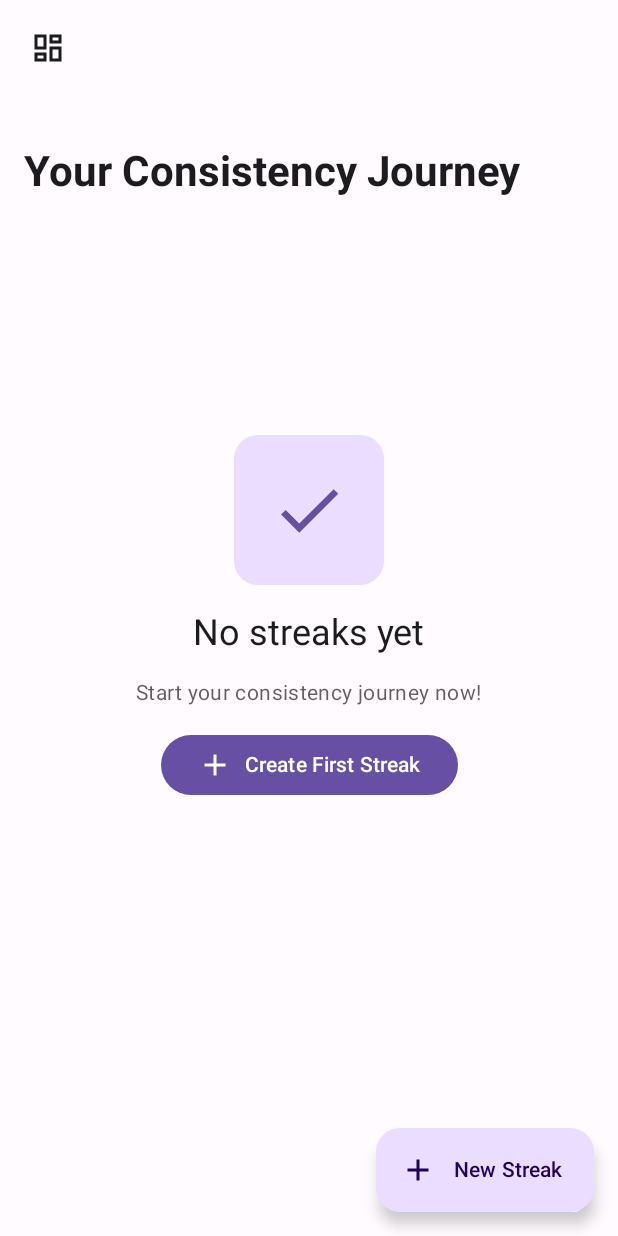
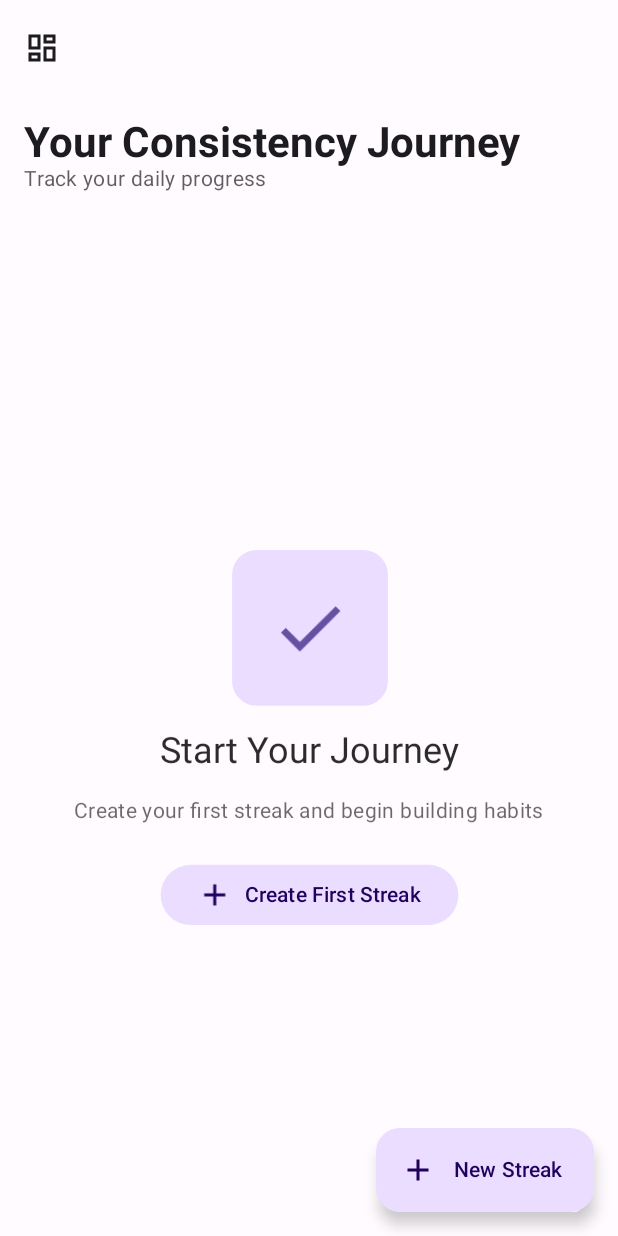
Before and after one commit to Varshithvhegde/Consistly, an Android app built with Jetpack Compose: the home screen opened through its navigation route, on a phone screen of 412 x 824 dp. Run offline under Robolectric (Android 15) with nearby library versions, the phone set to English and light mode, and no system bars.

Commit message:
Improved the Home Screen

```diff
--- a/app/src/main/java/com/varshith/consistly/ui/screens/HomeScreen.kt
+++ b/app/src/main/java/com/varshith/consistly/ui/screens/HomeScreen.kt
@@ -1,100 +1,126 @@
 package com.varshith.consistly.ui.screens
 
-import androidx.compose.animation.AnimatedContent
-import androidx.compose.animation.AnimatedVisibility
-import androidx.compose.animation.core.Spring
-import androidx.compose.animation.core.spring
-import androidx.compose.animation.core.tween
-import androidx.compose.animation.fadeIn
-import androidx.compose.animation.fadeOut
-import androidx.compose.animation.scaleIn
-import androidx.compose.animation.scaleOut
-import androidx.compose.foundation.ExperimentalFoundationApi
-import androidx.compose.foundation.background
+import androidx.compose.animation.*
+import androidx.compose.animation.core.*
+import androidx.compose.foundation.*
 import androidx.compose.foundation.layout.*
-import androidx.compose.foundation.lazy.LazyColumn
-import androidx.compose.foundation.lazy.items
-import androidx.compose.foundation.lazy.rememberLazyListState
+import androidx.compose.foundation.lazy.*
 import androidx.compose.material.icons.Icons
-import androidx.compose.material.icons.filled.Add
-import androidx.compose.material.icons.filled.Check
+import androidx.compose.material.icons.filled.*
 import androidx.compose.material3.*
-import androidx.compose.runtime.Composable
-import androidx.compose.runtime.collectAsState
-import androidx.compose.runtime.derivedStateOf
-import androidx.compose.runtime.getValue
-import androidx.compose.runtime.remember
+import androidx.compose.runtime.*
 import androidx.compose.ui.Alignment
 import androidx.compose.ui.Modifier
 import androidx.compose.ui.draw.clip
-import androidx.compose.ui.graphics.Color
 import androidx.compose.ui.graphics.graphicsLayer
 import androidx.compose.ui.input.nestedscroll.nestedScroll
 import androidx.compose.ui.res.painterResource
 import androidx.compose.ui.text.font.FontWeight
 import androidx.compose.ui.unit.dp
+import kotlinx.coroutines.launch
 import com.varshith.consistly.R
+import com.varshith.consistly.data.models.StreakEntity
 import com.varshith.consistly.ui.components.StreakCard
 import com.varshith.consistly.viewmodels.StreakViewModel
 
-@OptIn(ExperimentalMaterial3Api::class, ExperimentalFoundationApi::class)
+@OptIn(ExperimentalMaterial3Api::class, ExperimentalFoundationApi::class,
+    ExperimentalAnimationApi::class
+)
 @Composable
 fun HomeScreen(
     viewModel: StreakViewModel,
     onAddStreak: () -> Unit,
     onStreakClick: (String) -> Unit
 ) {
+    // State management
     val streaks by viewModel.streaks.collectAsState()
-    val scrollBehavior = TopAppBarDefaults.enterAlwaysScrollBehavior()
+    val scope = rememberCoroutineScope()
+    val scrollBehavior = TopAppBarDefaults.exitUntilCollapsedScrollBehavior()
     val lazyListState = rememberLazyListState()
 
-    // Derived state to check if list is scrolled
+    // Optimized scroll state calculation with suspension
     val isScrolled by remember {
-        derivedStateOf { lazyListState.firstVisibleItemIndex > 0 }
+        derivedStateOf {
+            lazyListState.firstVisibleItemIndex > 0 || lazyListState.firstVisibleItemScrollOffset > 0
+        }
     }
 
+    // Initial loading state
+    var isInitialLoad by remember { mutableStateOf(true) }
+
+    LaunchedEffect(Unit) {
+        isInitialLoad = false
+    }
+
+    // Content fade-in animation
+    val contentAlpha by animateFloatAsState(
+        targetValue = if (isInitialLoad) 0f else 1f,
+        animationSpec = tween(durationMillis = 500),
+        label = "Content Fade"
+    )
+
     Scaffold(
-        modifier = Modifier.nestedScroll(scrollBehavior.nestedScrollConnection),
+        modifier = Modifier
+            .nestedScroll(scrollBehavior.nestedScrollConnection)
+            .graphicsLayer { alpha = contentAlpha },
         topBar = {
             LargeTopAppBar(
                 title = {
                     AnimatedContent(
                         targetState = isScrolled,
+                        transitionSpec = {
+                            fadeIn(animationSpec = tween(300)) with
+                                    fadeOut(animationSpec = tween(300))
+                        },
                         label = "Title Animation"
                     ) { scrolled ->
-                        if (scrolled) {
+                        Column {
                             Text(
-                                text = "Consistly",
-                                style = MaterialTheme.typography.titleLarge
-                            )
-                        } else {
-                            Text(
-                                text = "Your Consistency Journey",
-                                style = MaterialTheme.typography.headlineMedium.copy(
+                                text = if (scrolled) "Consistly" else "Your Consistency Journey",
+                                style = if (scrolled)
+                                    MaterialTheme.typography.titleLarge
+                                else
+                                    MaterialTheme.typography.headlineMedium.copy(
                                         fontWeight = FontWeight.Bold
                                     )
                             )
+                            if (!scrolled) {
+                                Text(
+                                    text = "Track your daily progress",
+                                    style = MaterialTheme.typography.bodyMedium,
+                                    color = MaterialTheme.colorScheme.onSurface.copy(alpha = 0.7f)
+                                )
+                            }
                         }
                     }
                 },
                 colors = TopAppBarDefaults.largeTopAppBarColors(
                     containerColor = MaterialTheme.colorScheme.background,
-                    scrolledContainerColor = MaterialTheme.colorScheme.surface
+                    scrolledContainerColor = MaterialTheme.colorScheme.surface.copy(alpha = 0.95f)
                 ),
                 scrollBehavior = scrollBehavior,
                 navigationIcon = {
-
+                    IconButton(
+                        onClick = { /* Dashboard action */ }
+                    ) {
                         Icon(
                             painter = painterResource(id = R.drawable.ic_dashboard),
                             contentDescription = "Dashboard",
-                        modifier = Modifier.padding(horizontal = 16.dp)
+                            tint = MaterialTheme.colorScheme.onSurface
                         )
+                    }
                 }
             )
         },
         floatingActionButton = {
             ExtendedFloatingActionButton(
-                onClick = onAddStreak,
+                onClick = {
+                    scope.launch {
+                        // Smooth scroll to top when adding new streak
+                        lazyListState.animateScrollToItem(0)
+                        onAddStreak()
+                    }
+                },
                 icon = {
                     Icon(
                         imageVector = Icons.Default.Add,
@@ -102,34 +128,74 @@ fun HomeScreen(
                     )
                 },
                 text = { Text("New Streak") },
-                expanded = !isScrolled
+                expanded = !isScrolled,
+                containerColor = MaterialTheme.colorScheme.primaryContainer,
+                contentColor = MaterialTheme.colorScheme.onPrimaryContainer
             )
         }
     ) { paddingValues ->
-        AnimatedVisibility(
-            visible = streaks.isEmpty(),
-            enter = fadeIn() + scaleIn(),
-            exit = fadeOut() + scaleOut()
+        Box(
+            modifier = Modifier
+                .fillMaxSize()
+                .padding(paddingValues)
         ) {
-            EmptyStateView(onAddStreak)
+            CrossfadeContent(
+                targetState = streaks.isEmpty(),
+                onAddStreak = onAddStreak,
+                streaks = streaks,
+                lazyListState = lazyListState,
+                viewModel = viewModel,
+                onStreakClick = onStreakClick
+            )
+        }
+    }
 }
 
-        AnimatedVisibility(
-            visible = streaks.isNotEmpty(),
-            enter = fadeIn() + scaleIn(),
-            exit = fadeOut() + scaleOut()
+@Composable
+private fun CrossfadeContent(
+    targetState: Boolean,
+    onAddStreak: () -> Unit,
+    streaks: List<StreakEntity>,
+    lazyListState: LazyListState,
+    viewModel: StreakViewModel,
+    onStreakClick: (String) -> Unit
+) {
+    Crossfade(
+        targetState = targetState,
+        animationSpec = tween(durationMillis = 400),
+        label = "Content Crossfade"
+    ) { isEmpty ->
+        if (isEmpty) {
+            EmptyStateView(onAddStreak)
+        } else {
+            StreakList(
+                streaks = streaks,
+                lazyListState = lazyListState,
+                viewModel = viewModel,
+                onStreakClick = onStreakClick
+            )
+        }
+    }
+}
+
+@OptIn(ExperimentalFoundationApi::class)
+@Composable
+private fun StreakList(
+    streaks: List<StreakEntity>,
+    lazyListState: LazyListState,
+    viewModel: StreakViewModel,
+    onStreakClick: (String) -> Unit
 ) {
     LazyColumn(
         state = lazyListState,
         modifier = Modifier
             .fillMaxSize()
-                    .padding(paddingValues)
             .padding(horizontal = 16.dp),
         verticalArrangement = Arrangement.spacedBy(12.dp)
     ) {
         items(
             items = streaks,
-                    key = { it.id }
+            key = { it.hashCode() }
         ) { streak ->
             StreakCard(
                 streak = streak,
@@ -137,26 +203,42 @@ fun HomeScreen(
                     .animateItemPlacement(
                         animationSpec = spring(
                             dampingRatio = Spring.DampingRatioMediumBouncy,
-                                    stiffness = Spring.StiffnessMediumLow
+                            stiffness = Spring.StiffnessLow
                         )
-                            ),
+                    )
+                    .graphicsLayer {
+                        // Add subtle scale animation on scroll
+                        val scroll = lazyListState.firstVisibleItemScrollOffset.toFloat()
+                        alpha = 1f - (scroll / 1000f).coerceIn(0f, 0.5f)
+                        scaleX = 1f - (scroll / 1000f).coerceIn(0f, 0.1f)
+                        scaleY = 1f - (scroll / 1000f).coerceIn(0f, 0.1f)
+                    },
                 onCardClick = { onStreakClick(streak.id) },
                 onLogDay = { viewModel.logStreakDay(streak.id) },
                 onBreakStreak = { viewModel.breakStreak(streak.id) },
                 onDeleteStreak = {
-                            // Add your delete logic here
                     viewModel.deleteStreak(streak.id, streak.startDate, streak.endDate)
                 },
-                        onEditStreak = {print("REached Edit")}
+                onEditStreak = { /* Implement edit functionality */ }
             )
-                }
-            }
         }
     }
 }
 
 @Composable
-fun EmptyStateView(onAddStreak: () -> Unit) {
+private fun EmptyStateView(onAddStreak: () -> Unit) {
+    // Create animation values within the Composable context
+    val infiniteTransition = rememberInfiniteTransition(label = "Empty State Animation")
+    val offsetY by infiniteTransition.animateFloat(
+        initialValue = 0f,
+        targetValue = 10f,
+        animationSpec = infiniteRepeatable(
+            animation = tween(2000, easing = FastOutSlowInEasing),
+            repeatMode = RepeatMode.Reverse
+        ),
+        label = "Floating Animation"
+    )
+
     Box(
         modifier = Modifier
             .fillMaxSize()
@@ -165,33 +247,94 @@ fun EmptyStateView(onAddStreak: () -> Unit) {
     ) {
         Column(
             horizontalAlignment = Alignment.CenterHorizontally,
-            verticalArrangement = Arrangement.spacedBy(16.dp)
+            verticalArrangement = Arrangement.spacedBy(16.dp),
+            modifier = Modifier
+                .graphicsLayer {
+                    // Apply the animated offset
+                    translationY = offsetY
+                }
         ) {
+            // Create a pulsing effect for the icon
+            val scale by infiniteTransition.animateFloat(
+                initialValue = 1f,
+                targetValue = 1.05f,
+                animationSpec = infiniteRepeatable(
+                    animation = tween(1500, easing = FastOutSlowInEasing),
+                    repeatMode = RepeatMode.Reverse
+                ),
+                label = "Scale Animation"
+            )
+
             Icon(
                 imageVector = Icons.Default.Check,
                 contentDescription = "Empty Streak",
                 modifier = Modifier
                     .size(100.dp)
+                    .graphicsLayer {
+                        scaleX = scale
+                        scaleY = scale
+                    }
                     .clip(MaterialTheme.shapes.large)
                     .background(MaterialTheme.colorScheme.primaryContainer)
                     .padding(24.dp),
                 tint = MaterialTheme.colorScheme.primary
             )
+
+            // Animate the text appearance
+            val textAlpha by infiniteTransition.animateFloat(
+                initialValue = 0.7f,
+                targetValue = 1f,
+                animationSpec = infiniteRepeatable(
+                    animation = tween(1500, easing = FastOutSlowInEasing),
+                    repeatMode = RepeatMode.Reverse
+                ),
+                label = "Text Alpha Animation"
+            )
+
             Text(
-                text = "No streaks yet",
+                text = "Start Your Journey",
                 style = MaterialTheme.typography.headlineSmall,
-                color = MaterialTheme.colorScheme.onBackground
+                color = MaterialTheme.colorScheme.onBackground,
+                modifier = Modifier.graphicsLayer { alpha = textAlpha }
             )
+
             Text(
-                text = "Start your consistency journey now!",
+                text = "Create your first streak and begin building habits",
                 style = MaterialTheme.typography.bodyMedium,
-                color = MaterialTheme.colorScheme.onBackground.copy(alpha = 0.7f)
+                color = MaterialTheme.colorScheme.onBackground.copy(alpha = 0.7f),
+                modifier = Modifier.graphicsLayer { alpha = textAlpha }
             )
+
+            // Add a slight bounce effect to the button
+            val buttonScale by remember {
+                mutableStateOf(Animatable(1f))
+            }
+
+            LaunchedEffect(Unit) {
+                // Create a subtle continuous bounce effect
+                while (true) {
+                    buttonScale.animateTo(
+                        targetValue = 1.02f,
+                        animationSpec = tween(1000, easing = FastOutSlowInEasing)
+                    )
+                    buttonScale.animateTo(
+                        targetValue = 1f,
+                        animationSpec = tween(1000, easing = FastOutSlowInEasing)
+                    )
+                }
+            }
+
             Button(
                 onClick = onAddStreak,
+                modifier = Modifier
+                    .padding(top = 8.dp)
+                    .graphicsLayer {
+                        scaleX = buttonScale.value
+                        scaleY = buttonScale.value
+                    },
                 colors = ButtonDefaults.buttonColors(
-                    containerColor = MaterialTheme.colorScheme.primary,
-                    contentColor = MaterialTheme.colorScheme.onPrimary
+                    containerColor = MaterialTheme.colorScheme.primaryContainer,
+                    contentColor = MaterialTheme.colorScheme.onPrimaryContainer
                 )
             ) {
                 Icon(Icons.Default.Add, contentDescription = "Add Streak")
```
Lines whose indentation alone changed are shown as unchanged.
